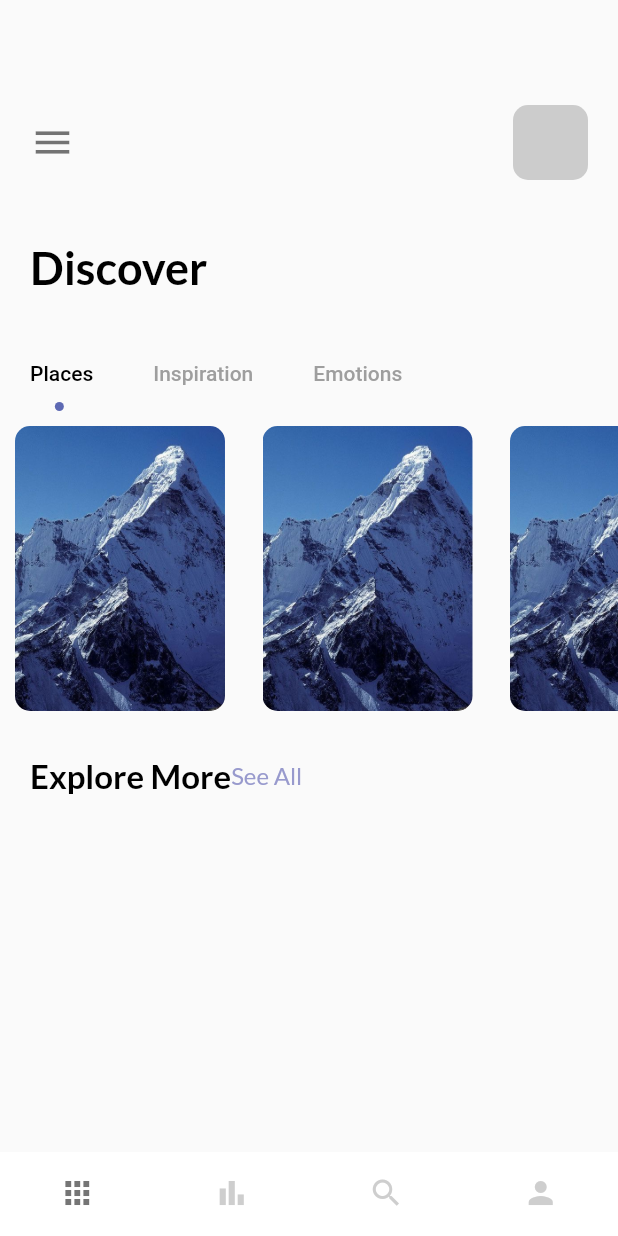
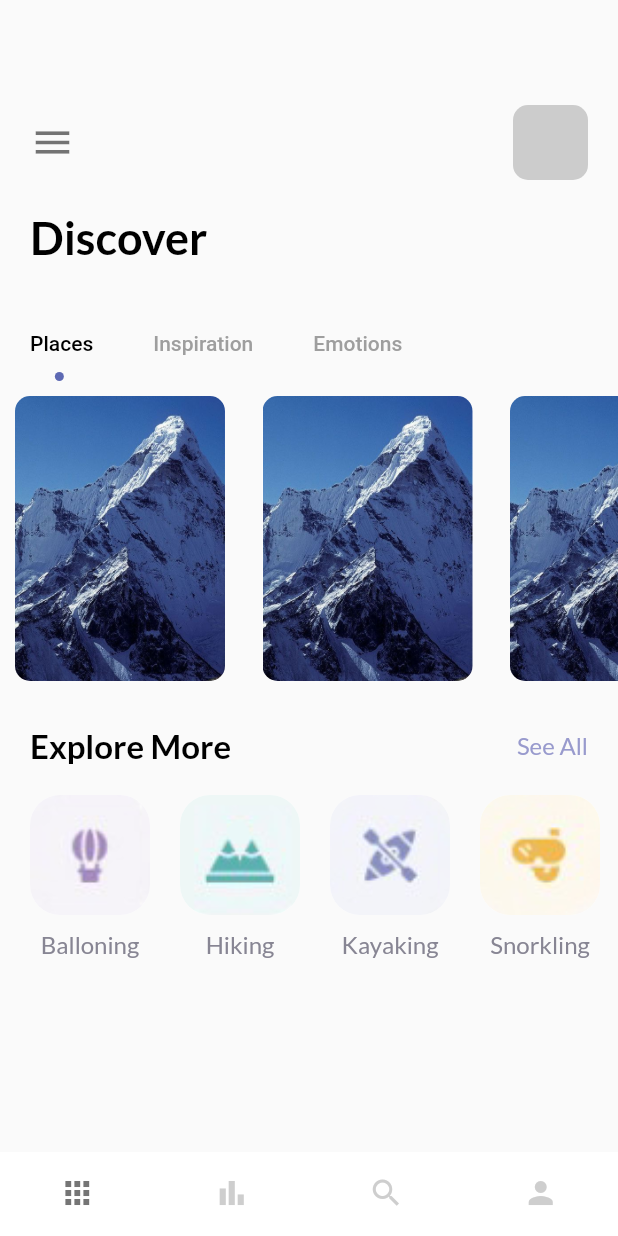
Before and after one commit to SiddheshKukade/travel_app_flutter, a Flutter app: the screen it shows after launch, on a phone screen of 412 x 824 dp. Run offline on Flutter 3.47's test engine with Material 2 defaults, Android fonts, the phone set to English and light mode, and no system bars; our stand-ins replace google_fonts.

Commit message:
Add/UI/Dashboard UI Complete

```diff
--- a/lib/pages/navpages/home_page.dart
+++ b/lib/pages/navpages/home_page.dart
@@ -12,6 +12,12 @@ class HomePage extends StatefulWidget {
 }
 
 class _HomePageState extends State<HomePage> with TickerProviderStateMixin {
+  var images = {
+    "balloning.png": "Balloning",
+    "hiking.png": "Hiking",
+    "kayaking.png": "Kayaking",
+    "snorkling.png": "Snorkling",
+  };
   @override
   Widget build(BuildContext context) {
     TabController tabController = TabController(
@@ -45,7 +51,7 @@ class _HomePageState extends State<HomePage> with TickerProviderStateMixin {
             ),
           ), // for navbar
           SizedBox(
-            height: 40,
+            height: 20,
           ),
           Container(
             margin: const EdgeInsets.only(left: 20),
@@ -117,6 +123,7 @@ class _HomePageState extends State<HomePage> with TickerProviderStateMixin {
           Padding(
             padding: const EdgeInsets.only(left: 20, right: 20),
             child: Row(
+              mainAxisAlignment: MainAxisAlignment.spaceBetween,
               children: [
                 AppLargeText(
                   text: "Explore More",
@@ -127,6 +134,48 @@ class _HomePageState extends State<HomePage> with TickerProviderStateMixin {
                   color: AppColors.textColor1,
                 )
               ],
+            ),
+          ),
+          SizedBox(
+            height: 20,
+          ),
+          Container(
+            margin: const EdgeInsets.only(left: 20),
+            width: double.maxFinite,
+            height: 120,
+            child: ListView.builder(
+              scrollDirection: Axis.horizontal,
+              itemCount: 4,
+              itemBuilder: ((_, index) {
+                return Container(
+                  margin: const EdgeInsets.only(right: 20),
+                  child: Column(
+                    children: [
+                      Container(
+                        width: 80,
+                        height: 80,
+                        decoration: BoxDecoration(
+                          borderRadius: BorderRadius.circular(20),
+                          color: Colors.white,
+                          image: DecorationImage(
+                              image: AssetImage(
+                                  "img/" + images.keys.elementAt(index)),
+                              fit: BoxFit.cover),
+                        ),
+                      ),
+                      SizedBox(
+                        height: 10,
+                      ),
+                      Container(
+                        child: AppText(
+                          text: images.values.elementAt(index),
+                          color: AppColors.textColor2,
+                        ),
+                      )
+                    ],
+                  ),
+                );
+              }),
             ),
           )
         ],
```
